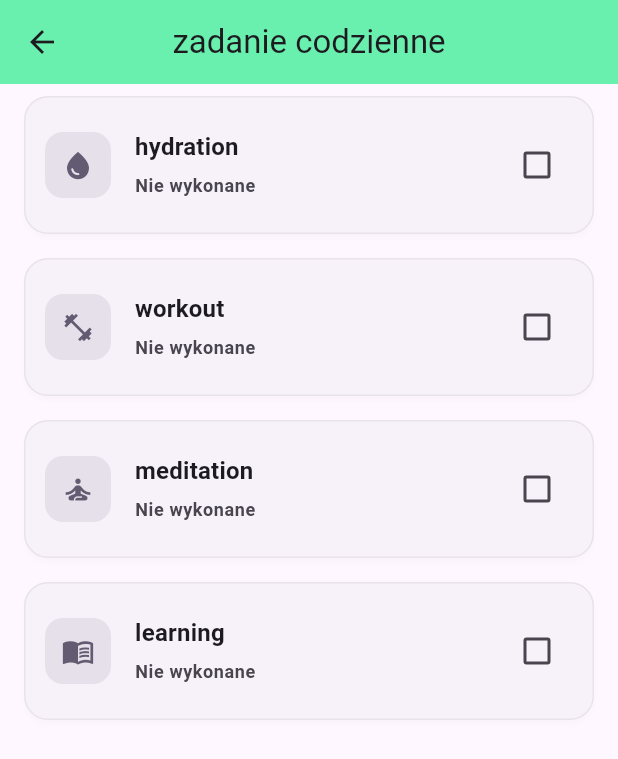
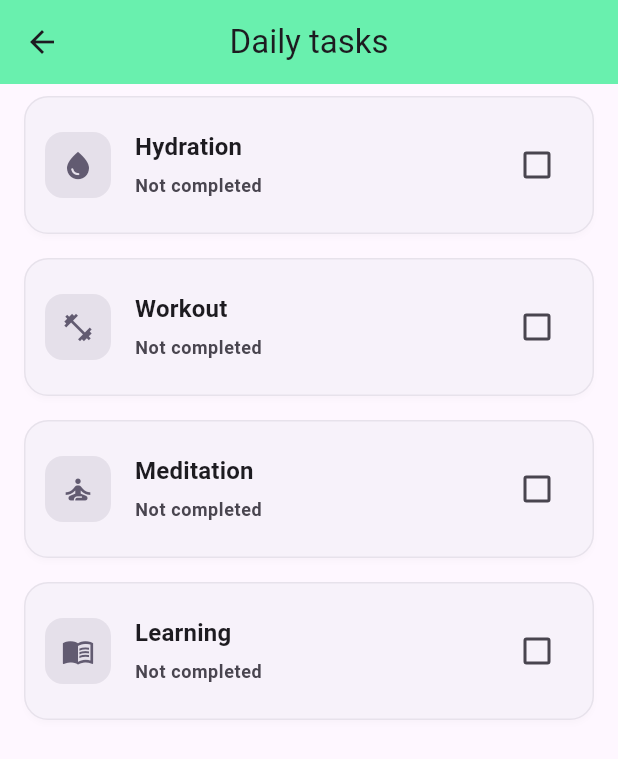
Before and after one commit to michalprog/clean_path, a Flutter app: the screen it shows after launch, in the side drawer, after a tap on "Wyzwania dzienne", on a phone screen of 412 x 824 dp. Shown: the top 759 px of the screen. Run offline on Flutter 3.47's test engine with Material 3 defaults, Android fonts, the phone set to English and light mode, and no system bars; our stand-ins replace animated_text_kit, fl_chart, font_awesome_flutter, get_it, hugeicons, shared_preferences and 3 more; accounts and stored records are empty.

Commit message:
dodanie plików językowych

```diff
--- a/lib/l10n/app_en.arb
+++ b/lib/l10n/app_en.arb
@@ -77,5 +77,12 @@
   "isAttemptActive": "Is attempt active?",
   "currentDuration": "Current duration",
   "statusActive": "active",
-  "statusNotActive": "not active"
+  "statusNotActive": "not active",
+  "dailyTaskTitle": "Daily tasks",
+  "dailyTaskHydration": "Hydration",
+  "dailyTaskWorkout": "Workout",
+  "dailyTaskMeditation": "Meditation",
+  "dailyTaskLearning": "Learning",
+  "dailyTaskCompleted": "Completed",
+  "dailyTaskNotCompleted": "Not completed"
 }
--- a/lib/l10n/app_localizations.dart
+++ b/lib/l10n/app_localizations.dart
@@ -545,6 +545,48 @@ abstract class AppLocalizations {
   /// In en, this message translates to:
   /// **'not active'**
   String get statusNotActive;
+
+  /// No description provided for @dailyTaskTitle.
+  ///
+  /// In en, this message translates to:
+  /// **'Daily tasks'**
+  String get dailyTaskTitle;
+
+  /// No description provided for @dailyTaskHydration.
+  ///
+  /// In en, this message translates to:
+  /// **'Hydration'**
+  String get dailyTaskHydration;
+
+  /// No description provided for @dailyTaskWorkout.
+  ///
+  /// In en, this message translates to:
+  /// **'Workout'**
+  String get dailyTaskWorkout;
+
+  /// No description provided for @dailyTaskMeditation.
+  ///
+  /// In en, this message translates to:
+  /// **'Meditation'**
+  String get dailyTaskMeditation;
+
+  /// No description provided for @dailyTaskLearning.
+  ///
+  /// In en, this message translates to:
+  /// **'Learning'**
+  String get dailyTaskLearning;
+
+  /// No description provided for @dailyTaskCompleted.
+  ///
+  /// In en, this message translates to:
+  /// **'Completed'**
+  String get dailyTaskCompleted;
+
+  /// No description provided for @dailyTaskNotCompleted.
+  ///
+  /// In en, this message translates to:
+  /// **'Not completed'**
+  String get dailyTaskNotCompleted;
 }
 
 class _AppLocalizationsDelegate
--- a/lib/widgets/daily_task_tile.dart
+++ b/lib/widgets/daily_task_tile.dart
@@ -1,4 +1,6 @@
 import 'package:flutter/material.dart';
+
+import '../l10n/app_localizations.dart';
 
 class DailyTaskTile extends StatelessWidget {
   const DailyTaskTile({
@@ -18,6 +20,7 @@ class DailyTaskTile extends StatelessWidget {
   Widget build(BuildContext context) {
     final theme = Theme.of(context);
     final cs = theme.colorScheme;
+    final l10n = AppLocalizations.of(context)!;
 
     return Card(
       margin: const EdgeInsets.symmetric(vertical: 8, horizontal: 16),
@@ -62,7 +65,7 @@ class DailyTaskTile extends StatelessWidget {
         subtitle: Padding(
           padding: const EdgeInsets.only(top: 6),
           child: Text(
-            isCompleted ? 'Wykonane' : 'Nie wykonane',
+            isCompleted ? l10n.dailyTaskCompleted : l10n.dailyTaskNotCompleted,
             style: theme.textTheme.bodySmall?.copyWith(
               color: isCompleted ? cs.primary : cs.onSurfaceVariant,
               fontWeight: FontWeight.w600,
--- a/lib/window_widgets/daily_task_view.dart
+++ b/lib/window_widgets/daily_task_view.dart
@@ -2,6 +2,7 @@ import 'package:flutter/material.dart';
 import 'package:provider/provider.dart';
 
 import '../enums/enums.dart';
+import '../l10n/app_localizations.dart';
 import '../providers/daily_tasks_provider.dart';
 import '../widgets/daily_task_tile.dart';
 
@@ -22,13 +23,29 @@ class DailyTaskView extends StatelessWidget {
     }
   }
 
+  String _titleForType(AppLocalizations l10n, int type, String fallback) {
+    final dailyType = DailyTaskType.values[type - 1];
+    switch (dailyType) {
+      case DailyTaskType.hydration:
+        return l10n.dailyTaskHydration;
+      case DailyTaskType.workout:
+        return l10n.dailyTaskWorkout;
+      case DailyTaskType.meditation:
+        return l10n.dailyTaskMeditation;
+      case DailyTaskType.learning:
+        return l10n.dailyTaskLearning;
+    }
+    return fallback;
+  }
+
   @override
   Widget build(BuildContext context) {
+    final l10n = AppLocalizations.of(context)!;
     return Scaffold(
       appBar: AppBar(
         backgroundColor: Colors.greenAccent,
         centerTitle: true,
-        title: const Text("zadanie codzienne"),
+        title: Text(l10n.dailyTaskTitle),
       ),
       body: Consumer<DailyTasksProvider>(
         builder: (context, provider, _) {
@@ -42,7 +59,7 @@ class DailyTaskView extends StatelessWidget {
               final task = tasks[index];
               return DailyTaskTile(
                 taskIcon: _iconForType(task.type),
-                taskTitle: task.title,
+                taskTitle: _titleForType(l10n, task.type, task.title),
                 isCompleted: task.isCompletedToday,
                 onCompleted: () => provider.markCompleted(task),
               );
```
Also changed, not shown: lib/l10n/app_de.arb (+8 -1 lines), lib/l10n/app_es.arb (+8 -1 lines), lib/l10n/app_localizations_de.dart (+21 -0 lines), lib/l10n/app_localizations_en.dart (+21 -0 lines), lib/l10n/app_localizations_es.dart (+21 -0 lines), lib/l10n/app_localizations_pl.dart (+21 -0 lines), lib/l10n/app_pl.arb (+8 -1 lines), lib/sqlflite/daily_tasks_dao.dart (+15 -2 lines).
